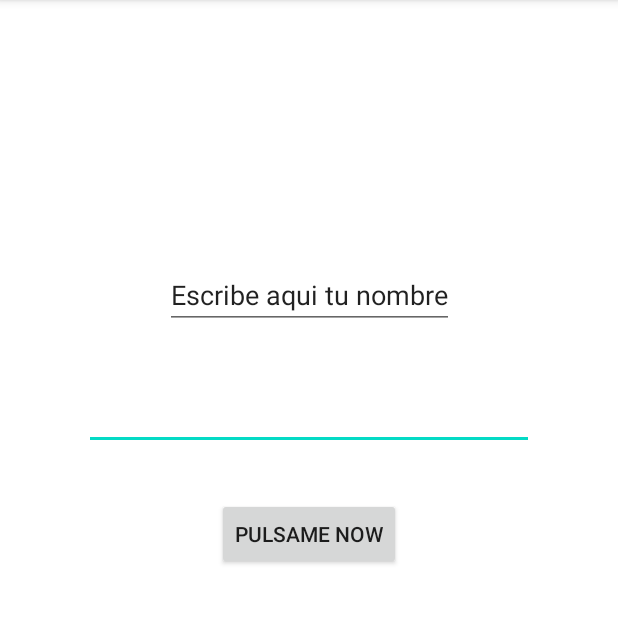
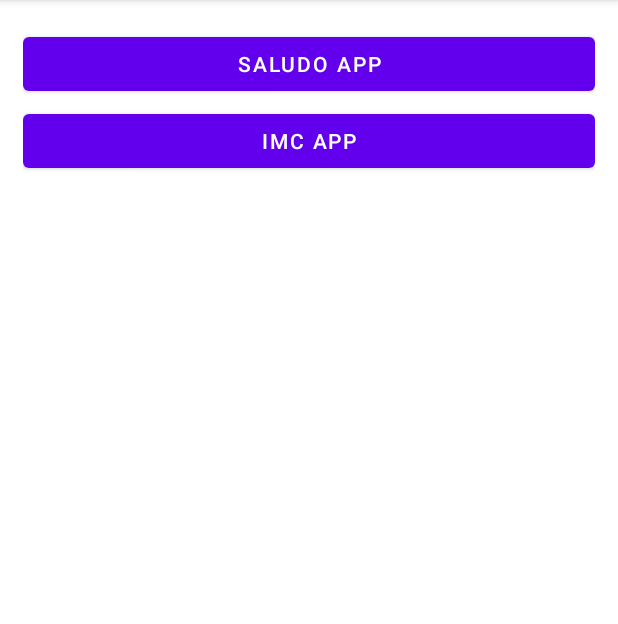
Before and after one commit to AlbertLpz9211/KotlinPractices, an Android app: the screen it shows after launch (FirstAppActivity before the commit, MenuActivity after it), on a phone screen of 412 x 824 dp, the part 84-708 px from its top. Run offline under Robolectric (Android 15) with nearby library versions, the phone set to English and light mode, and no system bars.

Commit message:
third commit

```diff
--- /dev/null
+++ b/app/src/main/java/com/example/applicacionestudio/MenuActivity.kt
@@ -0,0 +1,36 @@
+package com.example.applicacionestudio
+
+import android.content.Intent
+import android.os.Bundle
+import android.widget.Button
+import androidx.activity.enableEdgeToEdge
+import androidx.appcompat.app.AppCompatActivity
+import com.example.applicacionestudio.firstapp.FirstAppActivity
+import com.example.applicacionestudio.imccalculator.ImcCalculatorActivity
+
+class MenuActivity : AppCompatActivity() {
+    override fun onCreate(savedInstanceState: Bundle?) {
+        super.onCreate(savedInstanceState)
+        enableEdgeToEdge()
+        setContentView(R.layout.activity_menu)
+        val btnSaludapp = findViewById<Button>(R.id.btnSaludApp)
+        val btnIMC = findViewById<Button>(R.id.btnIMC)
+        btnSaludapp.setOnClickListener {
+            navigateToSaludapp()
+        }
+        btnIMC.setOnClickListener{
+            navigateToImcAPP()
+        }
+    }
+
+    private fun navigateToImcAPP() {
+        val intent = Intent (this, ImcCalculatorActivity::class.java)
+        startActivity(intent)
+    }
+
+    private fun navigateToSaludapp() {
+        val intent = Intent(this, FirstAppActivity::class.java)
+        startActivity(intent)
+    }
+
+}
--- a/app/src/main/res/layout/activity_first_app.xml
+++ b/app/src/main/res/layout/activity_first_app.xml
@@ -2,7 +2,7 @@
 <androidx.constraintlayout.widget.ConstraintLayout xmlns:android="http://schemas.android.com/apk/res/android"
     xmlns:app="http://schemas.android.com/apk/res-auto"
     xmlns:tools="http://schemas.android.com/tools"
-    android:id="@+id/main"
+    android:fitsSystemWindows="true"
     android:layout_width="match_parent"
     android:layout_height="match_parent"
     tools:context=".firstapp.FirstAppActivity">
--- /dev/null
+++ b/app/src/main/res/layout/activity_menu.xml
@@ -0,0 +1,25 @@
+<?xml version="1.0" encoding="utf-8"?>
+<LinearLayout xmlns:android="http://schemas.android.com/apk/res/android"
+    xmlns:tools="http://schemas.android.com/tools"
+    android:fitsSystemWindows="true"
+    android:layout_width="match_parent"
+    android:layout_height="match_parent"
+    android:layout_margin="15dp"
+    android:orientation="vertical"
+    tools:context=".MenuActivity">
+
+    <Button
+        android:id="@+id/btnSaludApp"
+        android:layout_width="match_parent"
+        android:layout_height="wrap_content"
+        android:text="Saludo APP"
+        android:layout_marginTop="3dp"/>
+
+    <Button
+        android:id="@+id/btnIMC"
+        android:layout_width="match_parent"
+        android:layout_height="wrap_content"
+        android:layout_marginTop="3dp"
+        android:text="IMC App" />
+
+</LinearLayout>
--- a/app/src/main/res/layout/activity_result.xml
+++ b/app/src/main/res/layout/activity_result.xml
@@ -2,7 +2,7 @@
 <FrameLayout xmlns:android="http://schemas.android.com/apk/res/android"
     xmlns:app="http://schemas.android.com/apk/res-auto"
     xmlns:tools="http://schemas.android.com/tools"
-    android:id="@+id/main"
+    android:fitsSystemWindows="true"
     android:layout_width="match_parent"
     android:layout_height="match_parent"
     tools:context=".firstapp.ResultActivity">
--- a/app/src/main/res/values/colors.xml
+++ b/app/src/main/res/values/colors.xml
@@ -7,4 +7,10 @@
     <color name="teal_700">#FF018786</color>
     <color name="black">#FF000000</color>
     <color name="white">#FFFFFFFF</color>
+
+    <color name="background_component">#1d1e33</color>
+    <color name="background_component_selected">#ff111328</color>
+    <color name="background_app">#0e0b20</color>
+    <color name="background_button">#eb1555</color>
+    <color name="title_text">#ff8d8e98</color>
 </resources>
```
Also changed, not shown: app/src/main/AndroidManifest.xml (+11 -5 lines), app/src/main/java/com/example/applicacionestudio/imccalculator/ImcCalculatorActivity.kt (added, +15 -0 lines), app/src/main/res/layout/activity_imc_calculator.xml (added, +33 -0 lines), 1 other file.
